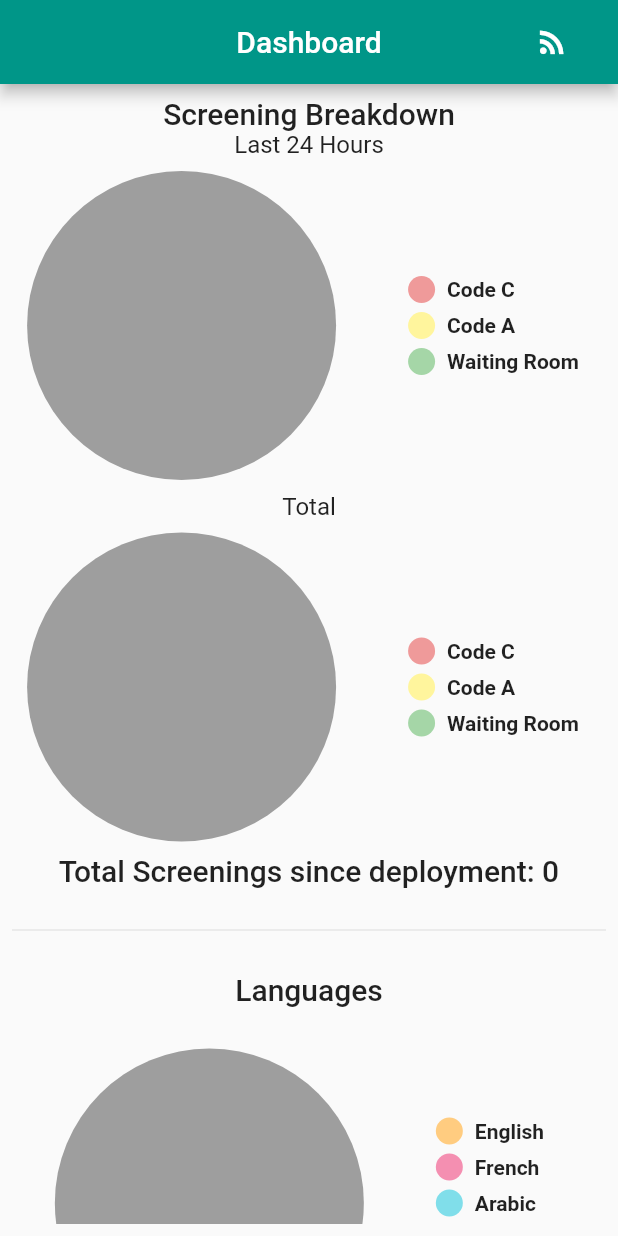
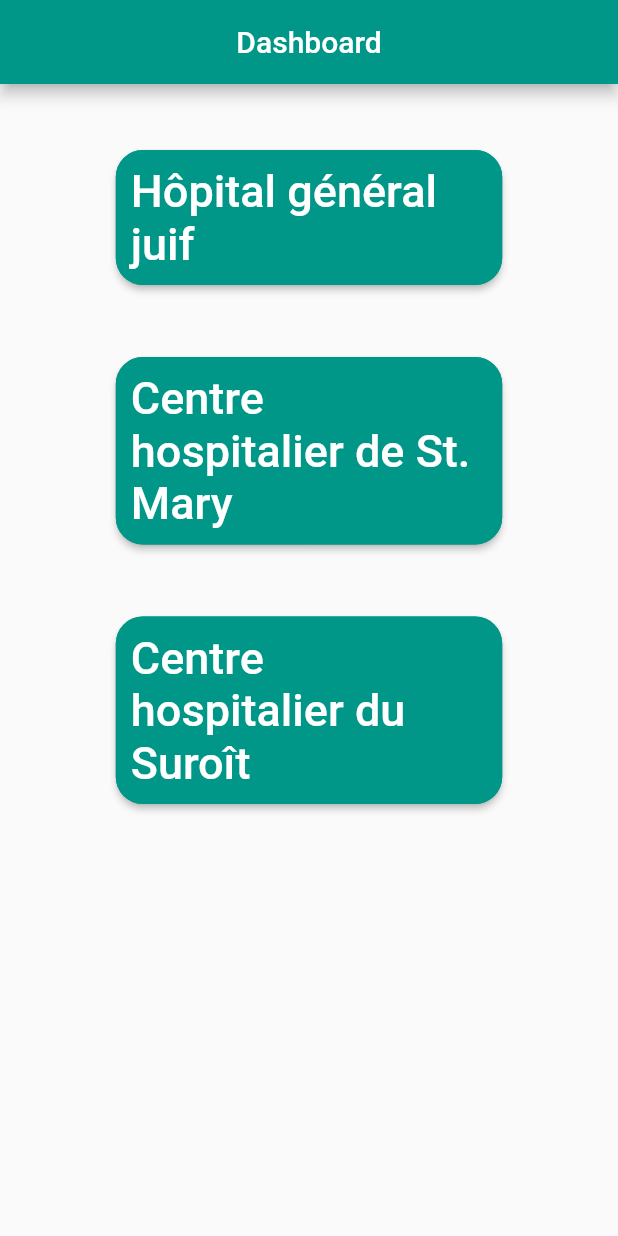
Before and after one commit to drdevinhopkins/coronavirusdashboard, a Flutter app: the screen it shows after launch, on a phone screen of 412 x 824 dp. Run offline on Flutter 3.47's test engine with Material 2 defaults, Android fonts, the phone set to English and light mode, and no system bars; drawn by our look-alikes of auto_size_text, pie_chart; our stand-ins replace firebase_auth; missing offline and left inert: dart:html, firebase; accounts and stored records are empty.

Commit message:
added smh and suroit

```diff
--- a/lib/DashboardScreen.dart
+++ b/lib/DashboardScreen.dart
@@ -5,10 +5,13 @@
 import 'package:flutter/material.dart';
 import 'package:firebase/firestore.dart';
 
+import 'UserRepository.dart';
+
 class DashboardScreen extends StatelessWidget {
   @override
   Widget build(BuildContext context) {
     DatabaseService _data = Provider.of<DatabaseService>(context);
+    UserRepository _user = Provider.of<UserRepository>(context);
 
     var isLargeScreen;
     var screenWidth = MediaQuery.of(context).size.width;
@@ -22,9 +25,9 @@
 
     return Scaffold(
         appBar: AppBar(
-        title: isLargeScreen
-            ? Text('JGH ED - Coronavirus Screening Dashboard')
-            : Text('Dashboard'),
+          title: Text(
+            _user.locations[_user.chosenLocation],
+          ),
           centerTitle: true,
           actions: <Widget>[
             isLargeScreen
@@ -46,17 +49,17 @@
                   Expanded(
                     flex: 2,
                     child: _buildLargeDataBreakdown(
-                      context, _data.getAllScreenings()),
+                        context, _data.getAllScreenings(_user.chosenLocation)),
                   ),
                   Expanded(
                     flex: 1,
-                  child: _buildScreeningStream(
-                      context, _data.getLast10ScreeningsStream()),
+                    child: _buildScreeningStream(context,
+                        _data.getLast10ScreeningsStream(_user.chosenLocation)),
                   )
                 ],
               )
-          : _buildSmallDataBreakdown(context, _data.getAllScreenings()),
-    );
+            : _buildSmallDataBreakdown(
+                context, _data.getAllScreenings(_user.chosenLocation)));
   }
 }
 
--- /dev/null
+++ b/lib/HomeScreen.dart
@@ -0,0 +1,76 @@
+// import 'package:auto_size_text/auto_size_text.dart';
+import 'package:auto_size_text/auto_size_text.dart';
+import 'package:flutter/material.dart';
+import 'package:provider/provider.dart';
+
+import 'UserRepository.dart';
+
+class HomeScreen extends StatelessWidget {
+  @override
+  Widget build(BuildContext context) {
+    UserRepository _user = Provider.of<UserRepository>(context);
+
+    var isLargeScreen;
+    var screenWidth = MediaQuery.of(context).size.width;
+    var screenHeight = MediaQuery.of(context).size.height;
+
+    if (screenWidth > 800 && screenWidth > screenHeight) {
+      isLargeScreen = true;
+    } else {
+      isLargeScreen = false;
+    }
+
+    // } else {
+    return Scaffold(
+      appBar: AppBar(
+        title: Text('Dashboard'),
+        centerTitle: true,
+      ),
+      body: SingleChildScrollView(
+        child: Center(
+          child: Padding(
+            padding: const EdgeInsets.all(20.0),
+            child: Column(
+              crossAxisAlignment: CrossAxisAlignment.center,
+              mainAxisAlignment: MainAxisAlignment.center,
+              children: <Widget>[
+                SizedBox(
+                  width: isLargeScreen ? 800 : screenWidth * 0.8,
+                  child: ListView.builder(
+                    primary: false,
+                    shrinkWrap: true,
+                    itemCount: _user.locations.length,
+                    itemBuilder: (context, index) {
+                      return ListTile(
+                        title: Padding(
+                          padding: const EdgeInsets.all(20.0),
+                          child: RaisedButton(
+                            child: AutoSizeText(
+                              _user.locations.values.toList()[index],
+                              minFontSize: isLargeScreen ? 50 : 30,
+                            ),
+                            onPressed: () {
+                              _user.chosenLocation =
+                                  _user.locations.keys.toList()[index];
+                              Navigator.pushNamed(context, '/dashboard');
+                            },
+                            textColor: Colors.white,
+                            color: Colors.teal,
+                            shape: new RoundedRectangleBorder(
+                                borderRadius: new BorderRadius.circular(18.0),
+                                side: BorderSide(color: Colors.teal)),
+                            padding: const EdgeInsets.all(10.0),
+                          ),
+                        ),
+                      );
+                    },
+                  ),
+                ),
+              ],
+            ),
+          ),
+        ),
+      ),
+    );
+  }
+}
--- /dev/null
+++ b/lib/UserRepository.dart
@@ -0,0 +1,214 @@
+// TODO Implement this library.import 'dart:async';
+
+// import 'package:firebase/firebase.dart';
+// import 'package:firebase/firestore.dart';
+import 'package:firebase_auth/firebase_auth.dart';
+
+// import 'dart:convert';
+
+// import 'package:firebase_auth/firebase_auth.dart';
+// import 'package:http/http.dart' as http;
+
+import 'package:flutter/material.dart';
+// import 'package:flutter_facebook_login/flutter_facebook_login.dart';
+// import 'package:google_sign_in/google_sign_in.dart';
+// import 'package:meta/meta.dart';
+
+// enum Status { Uninitialized, Authenticated, Authenticating, Unauthenticated }
+
+class UserRepository with ChangeNotifier {
+  // final GoogleSignIn _googleSignIn = GoogleSignIn();
+  // final FirebaseAuth _auth = FirebaseAuth.instance;
+
+  // static Firestore _firestore = firestore();
+  // CollectionReference userDB = _firestore.collection('users');
+
+  // FirebaseUser _user;
+  // Status _status = Status.Unauthenticated;
+  // var notAnonymous;
+  // var errorMessage = "No errors";
+
+  var locations = {
+    'jgh-ed': 'Hôpital général juif',
+    'st-marys': 'Centre hospitalier de St. Mary',
+    'suroit': 'Centre hospitalier du Suroît'
+  };
+
+  var chosenLocation;
+
+  // Status get status => _status;
+  // FirebaseUser get user => _user;
+
+  // String nextScreen;
+
+  // final TextEditingController _phoneNumberController = TextEditingController();
+  // final TextEditingController _smsController = TextEditingController();
+  // String _verificationId;
+  // String _message;
+  // TextEditingController get phoneNumberController => _phoneNumberController;
+  // TextEditingController get smsController => _smsController;
+  // String get verficationId => _verificationId;
+  // String get message => _message;
+
+  // staticStreamSubscription userAuthSub;
+
+  // UserRepository() {
+  //   _auth.onAuthStateChanged.listen((newUser) {
+  //     // print('AuthProvider - FirebaseAuth - onAuthStateChanged - $newUser');
+  //     _user = newUser;
+  //     _status = Status.Authenticated;
+  //     // addToFirestore();
+  //     notifyListeners();
+  //   }, onError: (e) {
+  //     errorMessage = e.message;
+  //     notifyListeners();
+
+  //     _status = Status.Unauthenticated;
+
+  //     //     // print('AuthProvider - FirebaseAuth - onAuthStateChanged - $e');
+  //   });
+  // }
+
+  // Future<FirebaseUser> handleSignIn(loginType, email, password, context) async {
+  // Future<String> handleSignIn(loginType) async {
+  // _status = Status.Authenticating;
+  // notifyListeners();
+  // AuthCredential _credential;
+
+  // switch (loginType) {
+  // case 'google':
+  //   {
+  //     final GoogleSignInAccount googleUser = await _googleSignIn.signIn();
+  //     final GoogleSignInAuthentication googleAuth =
+  //         await googleUser.authentication;
+
+  //     final AuthCredential googleCredential =
+  //         GoogleAuthProvider.getCredential(
+  //       accessToken: googleAuth.accessToken,
+  //       idToken: googleAuth.idToken,
+  //     );
+  //     _credential = googleCredential;
+  //     _user = (await _auth.signInWithCredential(_credential)).user;
+  //   }
+  //   break;
+  // case 'facebook':
+  //   {
+  //     var _fbWebAuth = fb_web.auth();
+  //     var _facebookSignIn = fb_web.FacebookAuthProvider();
+  //     var _fbLogin = await _fbWebAuth.signInWithPopup(_facebookSignIn);
+  //     var fbAccessToken = _fbLogin.credential.accessToken;
+  //     _credential =
+  //         FacebookAuthProvider.getCredential(accessToken: fbAccessToken);
+  //     _user = (await _auth.signInWithCredential(_credential)).user;
+  //   }
+  //   break;
+  // case 'email':
+  //   {
+  //     _status = Status.Authenticating;
+  //     notifyListeners();
+  //     try {
+  //       _user = (await _auth.signInWithEmailAndPassword(
+  //               email: email, password: password))
+  //           .user;
+  //       _status = Status.Authenticated;
+  //       notAnonymous = true;
+  //       notifyListeners();
+  //       Navigator.pushReplacementNamed(context, '/Home');
+  //     } catch (e) {
+  //       errorMessage = e.message;
+  //       notifyListeners();
+  //     }
+  //   }
+  //   break;
+
+  // case 'anonymous':
+  //   {
+  //     _status = Status.Authenticating;
+  //     notifyListeners();
+  //     _user = (await _auth.signInAnonymously()).user;
+  //     _status = Status.Authenticated;
+  //     notAnonymous = false;
+  //     notifyListeners();
+  //     Navigator.pushReplacementNamed(context, '/Home');
+  //   }
+  //   break;
+  // case 'phone':
+  //   {
+  //     var _fbWebAuth = fb_web.auth();
+  //     var verifier = fb_web.RecaptchaVerifier('recaptcha-container', {
+  //       "size": "invisible",
+  //       "callback": (resp) {
+  //         print("Successful reCAPTCHA response");
+  //       },
+  //       "expired-callback": () {
+  //         print("Response expired");
+  //       }
+  //     });
+  //     verifier.verify();
+  //     _fbWebAuth.signInWithPhoneNumber('+1 514-655-5097', verifier);
+  //     _verifyPhoneNumber();
+  //   }
+  // }
+  // _onAuthStateChanged(_user);
+
+  //   return _user;
+  // }
+
+  // void _verifyPhoneNumber() async {
+  //   final PhoneVerificationCompleted verificationCompleted =
+  //       (AuthCredential phoneAuthCredential) {
+  //     _auth.signInWithCredential(phoneAuthCredential);
+  //   };
+
+  //   final PhoneVerificationFailed verificationFailed =
+  //       (AuthException authException) {};
+
+  //   final PhoneCodeSent codeSent =
+  //       (String verificationId, [int forceResendingToken]) async {
+  //     _verificationId = verificationId;
+  //   };
+
+  //   final PhoneCodeAutoRetrievalTimeout codeAutoRetrievalTimeout =
+  //       (String verificationId) {
+  //     _verificationId = verificationId;
+  //   };
+
+  //   await _auth.verifyPhoneNumber(
+  //       phoneNumber: "+15146555097",
+  //       timeout: const Duration(seconds: 5),
+  //       verificationCompleted: verificationCompleted,
+  //       verificationFailed: verificationFailed,
+  //       codeSent: codeSent,
+  //       codeAutoRetrievalTimeout: codeAutoRetrievalTimeout);
+  // }
+
+  // Future<dynamic> signOut(context) async {
+  //   try {
+  //     // return Future.wait([_auth.signOut()]);
+  //     Future.wait([_auth.signOut()]);
+  //     _status = Status.Unauthenticated;
+  //     notifyListeners();
+  //     Navigator.pushReplacementNamed(context, '/Login');
+  //   } catch (e) {
+  //     print('Error signin out: $e');
+  //     // return e;
+  //     throw '$e';
+  //   }
+  // }
+
+  // void addToFirestore() async {
+  //   var newData = {
+  //     'uid': _user.uid,
+  //     'displayName': _user.displayName,
+  //     'photoUrl': _user.photoUrl,
+  //     'email': _user.email,
+  //     'lastActive': DateTime.now(),
+  //   };
+
+  //   try {
+  //     await userDB.doc(user.uid).set(newData, SetOptions(merge: true));
+  //   } catch (e) {
+  //     print('Error while writing document, $e');
+  //   }
+  // }
+}
--- a/lib/main.dart
+++ b/lib/main.dart
@@ -1,4 +1,7 @@
 // import 'DatabaseService.dart';
+import 'HomeScreen.dart';
+
+import 'UserRepository.dart';
 import 'package:provider/provider.dart';
 
 import 'DashboardScreen.dart';
@@ -17,15 +20,20 @@
         ChangeNotifierProvider(
           create: (BuildContext context) => DatabaseService(),
         ),
+        ChangeNotifierProvider(
+          create: (BuildContext context) => UserRepository(),
+        ),
       ],
       child: MaterialApp(
         title: 'JGH Coronavirus Dashboard',
         theme: ThemeData(
           primarySwatch: Colors.teal,
         ),
-        home: DashboardScreen(),
+        initialRoute: '/home',
         routes: {
           '/feed': (context) => Feed(),
+          '/dashboard': (context) => DashboardScreen(),
+          '/home': (context) => HomeScreen()
         },
       ),
     );
--- a/pubspec.yaml
+++ b/pubspec.yaml
@@ -27,6 +27,8 @@
   firebase_core: ^0.4.4+2
   firebase_auth: ^0.15.5+2
   pie_chart: ^3.1.1
+  auto_size_text: ^2.1.0
+
 
 dev_dependencies:
   flutter_test:
```
Also changed, not shown: lib/DatabaseService.dart (+8 -6 lines), lib/Feed.dart (+16 -6 lines), pubspec.lock, 3 other files. Lines whose indentation alone changed are shown as unchanged.
